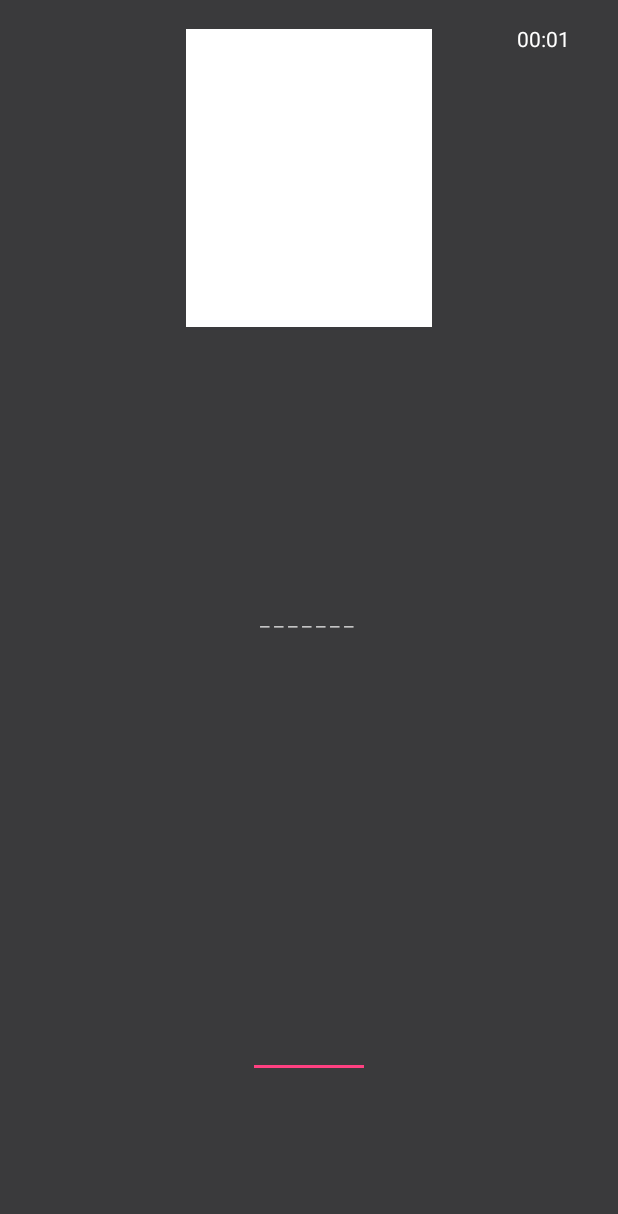
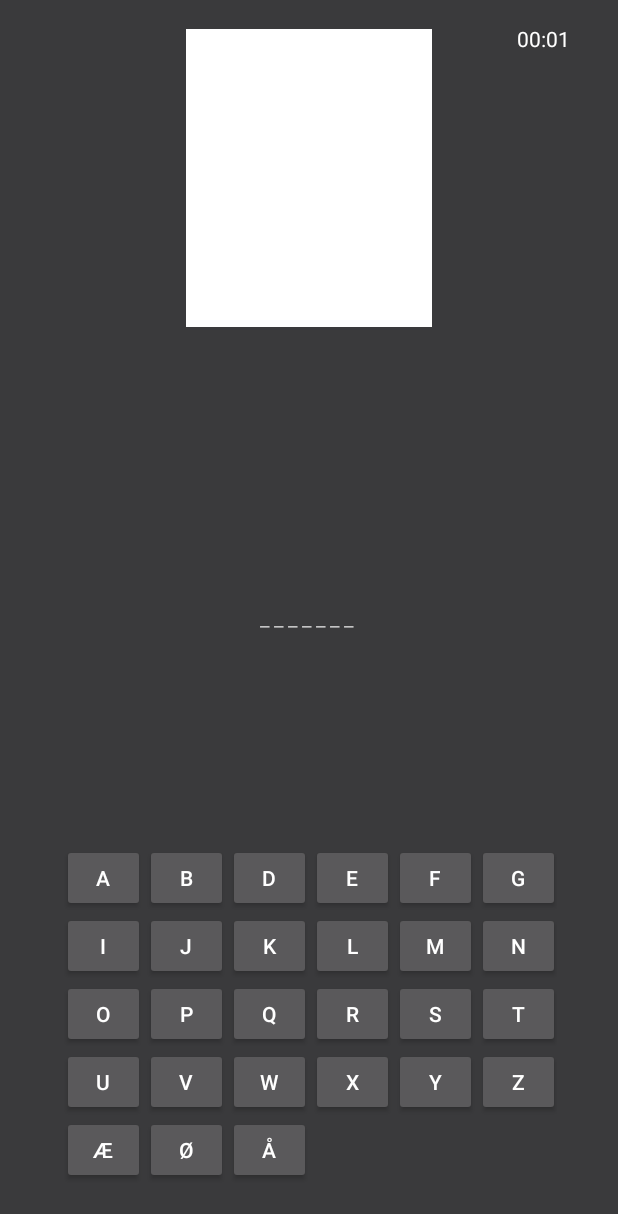
Before and after one commit to uruloke/Galgeleg, an Android app: the Game screen opened directly, with no data from a screen before it, on a phone screen of 412 x 824 dp. Shown: the top 1214 px of the screen. Run offline under Robolectric (Android 15) with nearby library versions, the phone set to English and light mode, and no system bars; 2 statements that could not run were skipped.

Commit message:
Added buttons to handle guessing.

```diff
--- a/app/src/main/java/dk/lost_world/Hangman/Game.java
+++ b/app/src/main/java/dk/lost_world/Hangman/Game.java
@@ -10,6 +10,8 @@ import android.support.v7.app.AppCompatActivity;
 import android.os.Bundle;
 import android.text.format.DateFormat;
 import android.util.Log;
+import android.view.View;
+import android.widget.Button;
 import android.widget.Chronometer;
 import android.widget.EditText;
 import android.widget.ImageView;
@@ -32,7 +34,6 @@ public class Game extends AppCompatActivity implements OnGameDoneListener, OnGam
     private GoogleApiClient mGoogleApiClient;
     protected HangmanWrapper hangman;
     protected TextView word;
-    protected EditText guess;
     protected ImageView hangmanView;
     private Chronometer mChronometer;
 
@@ -42,7 +43,6 @@ public class Game extends AppCompatActivity implements OnGameDoneListener, OnGam
         setContentView(R.layout.activity_game);
         hangmanView = findViewById(R.id.hangmanView);
         mChronometer = findViewById(R.id.gameTime);
-        guess = findViewById(R.id.guessLetter);
         word = findViewById(R.id.word);
 
         hangman = new HangmanWrapper();
@@ -50,7 +50,6 @@ public class Game extends AppCompatActivity implements OnGameDoneListener, OnGam
         hangman.addGameStartCallback(this);
 
         word.setText(StringUtils.repeat("_ ", hangman.word().length()));
-        guess.addTextChangedListener(new GuessWatcher(word, guess, hangmanView, hangman));
 
         // Create the Google Api Client with access to Games
         mGoogleApiClient = new GoogleApiClient.Builder(this)
@@ -61,6 +60,15 @@ public class Game extends AppCompatActivity implements OnGameDoneListener, OnGam
 
 
         hangman.start();
+    }
+
+    public void guessWord(View view) {
+        Button button = ((Button) view);
+        hangman.guess(Character.toLowerCase(button.getText().charAt(0)));
+        word.setText(StringUtils.replace(hangman.currentVisibleWord(), "*", "_ "));
+
+        setHangmanImageByWrongGuesses();
+        button.setEnabled(false);
     }
 
     @Override
@@ -121,4 +129,33 @@ public class Game extends AppCompatActivity implements OnGameDoneListener, OnGam
     public void onConnectionFailed(@NonNull ConnectionResult connectionResult) {
         Log.e("Connection failed", connectionResult.toString());
     }
+
+    private void setHangmanImageByWrongGuesses() {
+        switch (hangman.wrongGuesses()) {
+            case 0:
+                hangmanView.setImageResource(R.drawable.wrong_guess_0);
+                break;
+            case 1:
+                hangmanView.setImageResource(R.drawable.wrong_guess_1);
+                break;
+            case 2:
+                hangmanView.setImageResource(R.drawable.wrong_guess_2);
+                break;
+            case 3:
+                hangmanView.setImageResource(R.drawable.wrong_guess_3);
+                break;
+            case 4:
+                hangmanView.setImageResource(R.drawable.wrong_guess_4);
+                break;
+            case 5:
+                hangmanView.setImageResource(R.drawable.wrong_guess_5);
+                break;
+            case 6:
+                hangmanView.setImageResource(R.drawable.wrong_guess_6);
+                break;
+            case 7:
+                hangmanView.setImageResource(R.drawable.wrong_guess_7);
+                break;
+        }
+    }
 }
--- a/app/src/main/java/dk/lost_world/Hangman/GuessWatcher.java
+++ /dev/null
@@ -1,80 +0,0 @@
-package dk.lost_world.Hangman;
-
-import android.text.Editable;
-import android.text.TextWatcher;
-import android.widget.EditText;
-import android.widget.ImageView;
-import android.widget.TextView;
-
-import org.apache.commons.lang3.StringUtils;
-
-import dk.lost_world.Hangman.Hangman.Hangman;
-
-public class GuessWatcher implements TextWatcher {
-
-    protected TextView word;
-    protected EditText guess;
-    protected ImageView hangmanView;
-    protected Hangman hangman;
-
-    public GuessWatcher(TextView word, EditText guess, ImageView hangmanView, Hangman hangman) {
-        this.word = word;
-        this.guess = guess;
-        this.hangmanView = hangmanView;
-        this.hangman = hangman;
-    }
-
-    @Override
-    public void beforeTextChanged(CharSequence charSequence, int i, int i1, int i2) {
-
-    }
-
-    @Override
-    public void onTextChanged(CharSequence charSequence, int i, int i1, int i2) {
-        if(charSequence.length() == 0) {
-            return;
-        }
-        guess.setFocusable(false);
-        hangman.guess(charSequence.toString());
-
-        word.setText(StringUtils.replace(hangman.currentVisibleWord(), "*", "_ "));
-        guess.setText("");
-
-        setHangmanImageByWrongGuesses();
-
-        guess.setFocusable(true);
-    }
-
-    private void setHangmanImageByWrongGuesses() {
-        switch (hangman.wrongGuesses()) {
-            case 0:
-                hangmanView.setImageResource(R.drawable.wrong_guess_0);
-                break;
-            case 1:
-                hangmanView.setImageResource(R.drawable.wrong_guess_1);
-                break;
-            case 2:
-                hangmanView.setImageResource(R.drawable.wrong_guess_2);
-                break;
-            case 3:
-                hangmanView.setImageResource(R.drawable.wrong_guess_3);
-                break;
-            case 4:
-                hangmanView.setImageResource(R.drawable.wrong_guess_4);
-                break;
-            case 5:
-                hangmanView.setImageResource(R.drawable.wrong_guess_5);
-                break;
-            case 6:
-                hangmanView.setImageResource(R.drawable.wrong_guess_6);
-                break;
-            case 7:
-                hangmanView.setImageResource(R.drawable.wrong_guess_7);
-                break;
-        }
-    }
-
-    @Override
-    public void afterTextChanged(Editable editable) {
-    }
-}
--- a/app/src/main/res/layout/activity_game.xml
+++ b/app/src/main/res/layout/activity_game.xml
@@ -11,36 +11,21 @@
         android:layout_width="164dp"
         android:layout_height="0dp"
         android:layout_marginTop="16dp"
+        android:contentDescription="@string/hangmanView"
         app:layout_constraintLeft_toLeftOf="parent"
         app:layout_constraintRight_toRightOf="parent"
         app:layout_constraintTop_toTopOf="parent"
         app:srcCompat="@drawable/wrong_guess_0"
         tools:layout_constraintLeft_creator="1"
         tools:layout_constraintRight_creator="1"
-        tools:layout_constraintTop_creator="1"
-        android:contentDescription="@string/hangmanView" />
-
-    <EditText
-        android:id="@+id/guessLetter"
-        android:layout_width="81dp"
-        android:layout_height="48dp"
-        android:ems="10"
-        android:maxLength="1"
-        android:inputType="textPersonName"
-        tools:layout_constraintRight_creator="1"
-        tools:layout_constraintBottom_creator="1"
-        app:layout_constraintBottom_toBottomOf="parent"
-        app:layout_constraintRight_toRightOf="parent"
-        tools:layout_constraintLeft_creator="1"
-        android:layout_marginBottom="105dp"
-        app:layout_constraintLeft_toLeftOf="parent" />
+        tools:layout_constraintTop_creator="1" />
 
     <TextView
-        android:labelFor="@+id/guessLetter"
         android:id="@+id/word"
         android:layout_width="231dp"
         android:layout_height="65dp"
         android:gravity="center"
+        android:labelFor="@+id/guessLetter"
         app:layout_constraintBottom_toBottomOf="parent"
         app:layout_constraintLeft_toLeftOf="parent"
         app:layout_constraintRight_toRightOf="parent"
@@ -54,14 +39,217 @@
         android:id="@+id/gameTime"
         android:layout_width="51dp"
         android:layout_height="28dp"
+        android:layout_marginEnd="16dp"
+        android:layout_marginTop="16dp"
+        app:layout_constraintRight_toRightOf="parent"
+        app:layout_constraintTop_toTopOf="parent"
+        tools:layout_constraintRight_creator="1"
         tools:layout_constraintTop_creator="1"
-        tools:layout_constraintRight_creator="1"
-        android:layout_marginEnd="16dp"
-        app:layout_constraintRight_toRightOf="parent"
-        android:layout_marginTop="16dp"
-        app:layout_constraintTop_toTopOf="parent"
 
-        tools:layout_editor_absoluteX="344dp" />
+        />
+
+    <GridLayout
+        android:id="@+id/gridLayout"
+        android:layout_width="330dp"
+        android:layout_height="245dp"
+        android:layout_marginBottom="16dp"
+        android:layout_marginEnd="14dp"
+        android:layout_marginStart="14dp"
+        android:columnCount="6"
+        app:layout_constraintBottom_toBottomOf="parent"
+        app:layout_constraintLeft_toLeftOf="parent"
+        app:layout_constraintRight_toRightOf="parent">
+
+        <Button
+            android:id="@+id/press_a"
+            android:layout_width="55dp"
+            android:layout_height="45dp"
+            android:onClick="guessWord"
+            android:text="A" />
+
+        <Button
+            android:id="@+id/press_b"
+            android:layout_width="55dp"
+            android:layout_height="45dp"
+            android:onClick="guessWord"
+            android:text="B" />
+
+        <Button
+            android:id="@+id/press_d"
+            android:layout_width="55dp"
+            android:layout_height="45dp"
+            android:onClick="guessWord"
+            android:text="D" />
+
+        <Button
+            android:id="@+id/press_e"
+            android:layout_width="55dp"
+            android:layout_height="45dp"
+            android:onClick="guessWord"
+            android:text="E" />
+
+        <Button
+            android:id="@+id/press_f"
+            android:layout_width="55dp"
+            android:layout_height="45dp"
+            android:onClick="guessWord"
+            android:text="F" />
+
+        <Button
+            android:id="@+id/press_g"
+            android:layout_width="55dp"
+            android:layout_height="45dp"
+            android:onClick="guessWord"
+            android:text="G" />
+
+        <Button
+            android:id="@+id/press_i"
+            android:layout_width="55dp"
+            android:layout_height="45dp"
+            android:onClick="guessWord"
+            android:text="I" />
+
+        <Button
+            android:id="@+id/press_j"
+            android:layout_width="55dp"
+            android:layout_height="45dp"
+            android:onClick="guessWord"
+            android:text="J" />
+
+        <Button
+            android:id="@+id/press_k"
+            android:layout_width="55dp"
+            android:layout_height="45dp"
+            android:onClick="guessWord"
+            android:text="K" />
+
+        <Button
+            android:id="@+id/press_l"
+            android:layout_width="55dp"
+            android:layout_height="45dp"
+            android:onClick="guessWord"
+            android:text="L" />
+
+        <Button
+            android:id="@+id/press_m"
+            android:layout_width="55dp"
+            android:layout_height="45dp"
+            android:onClick="guessWord"
+            android:text="M" />
+
+        <Button
+            android:id="@+id/press_n"
+            android:layout_width="55dp"
+            android:layout_height="45dp"
+            android:onClick="guessWord"
+            android:text="N" />
+
+        <Button
+            android:id="@+id/press_o"
+            android:layout_width="55dp"
+            android:layout_height="45dp"
+            android:onClick="guessWord"
+            android:text="O" />
+
+        <Button
+            android:id="@+id/press_p"
+            android:layout_width="55dp"
+            android:layout_height="45dp"
+            android:onClick="guessWord"
+            android:text="P" />
+
+        <Button
+            android:id="@+id/press_q"
+            android:layout_width="55dp"
+            android:layout_height="45dp"
+            android:onClick="guessWord"
+            android:text="Q" />
+
+        <Button
+            android:id="@+id/press_r"
+            android:layout_width="55dp"
+            android:layout_height="45dp"
+            android:onClick="guessWord"
+            android:text="R" />
+
+        <Button
+            android:id="@+id/press_s"
+            android:layout_width="55dp"
+            android:layout_height="45dp"
+            android:onClick="guessWord"
+            android:text="S" />
+
+        <Button
+            android:id="@+id/press_t"
+            android:layout_width="55dp"
+            android:layout_height="45dp"
+            android:onClick="guessWord"
+            android:text="T" />
+
+        <Button
+            android:id="@+id/press_u"
+            android:layout_width="55dp"
+            android:layout_height="45dp"
+            android:onClick="guessWord"
+            android:text="U" />
+
+        <Button
+            android:id="@+id/press_v"
+            android:layout_width="55dp"
+            android:layout_height="45dp"
+            android:onClick="guessWord"
+            android:text="V" />
+
+        <Button
+            android:id="@+id/press_w"
+            android:layout_width="55dp"
+            android:layout_height="45dp"
+            android:onClick="guessWord"
+            android:text="W" />
+
+        <Button
+            android:id="@+id/press_x"
+            android:layout_width="55dp"
+            android:layout_height="45dp"
+            android:onClick="guessWord"
+            android:text="X" />
+
+        <Button
+            android:id="@+id/press_y"
+            android:layout_width="55dp"
+            android:layout_height="45dp"
+            android:onClick="guessWord"
+            android:text="Y" />
+
+        <Button
+            android:id="@+id/press_z"
+            android:layout_width="55dp"
+            android:layout_height="45dp"
+            android:onClick="guessWord"
+            android:text="Z" />
+
+        <Button
+            android:id="@+id/press_æ"
+            android:layout_width="55dp"
+            android:layout_height="45dp"
+            android:onClick="guessWord"
+            android:text="Æ" />
+
+        <Button
+            android:id="@+id/press_ø"
+            android:layout_width="55dp"
+            android:layout_height="45dp"
+            android:onClick="guessWord"
+            android:text="Ø" />
+
+        <Button
+            android:id="@+id/press_å"
+            android:layout_width="55dp"
+            android:layout_height="45dp"
+            android:onClick="guessWord"
+            android:text="Å" />
+
+    </GridLayout>
 
 
 </android.support.constraint.ConstraintLayout>
```
